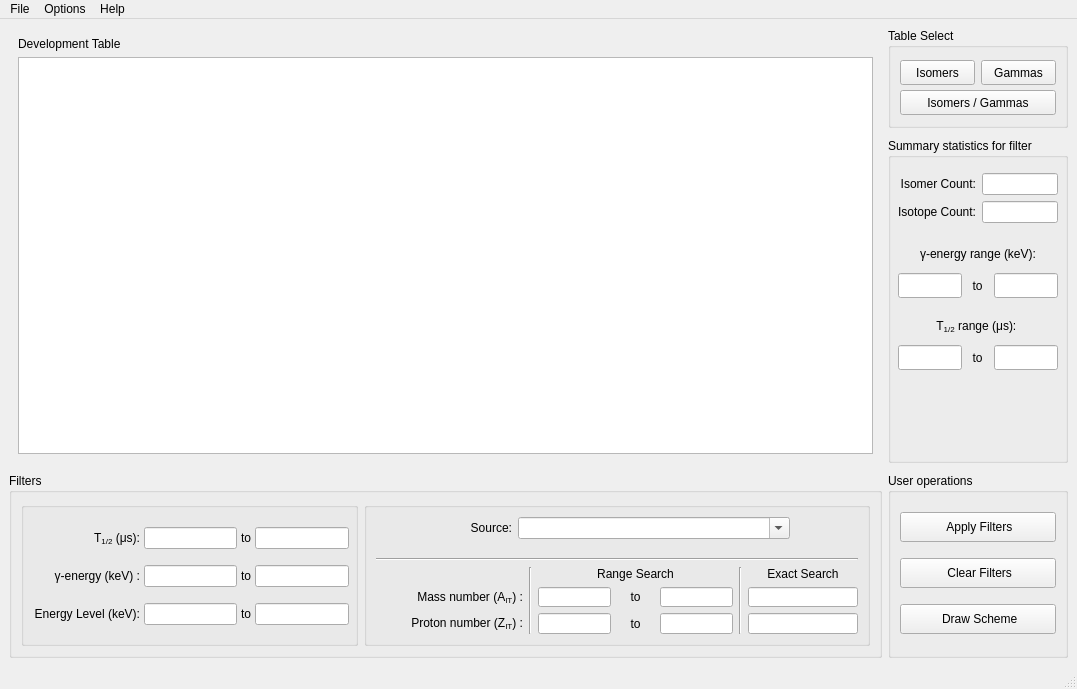
First picture: the form in w_Isomer/w_IsomerAPI.ui, repository LISEcute/IsomerAPI, before the edit.
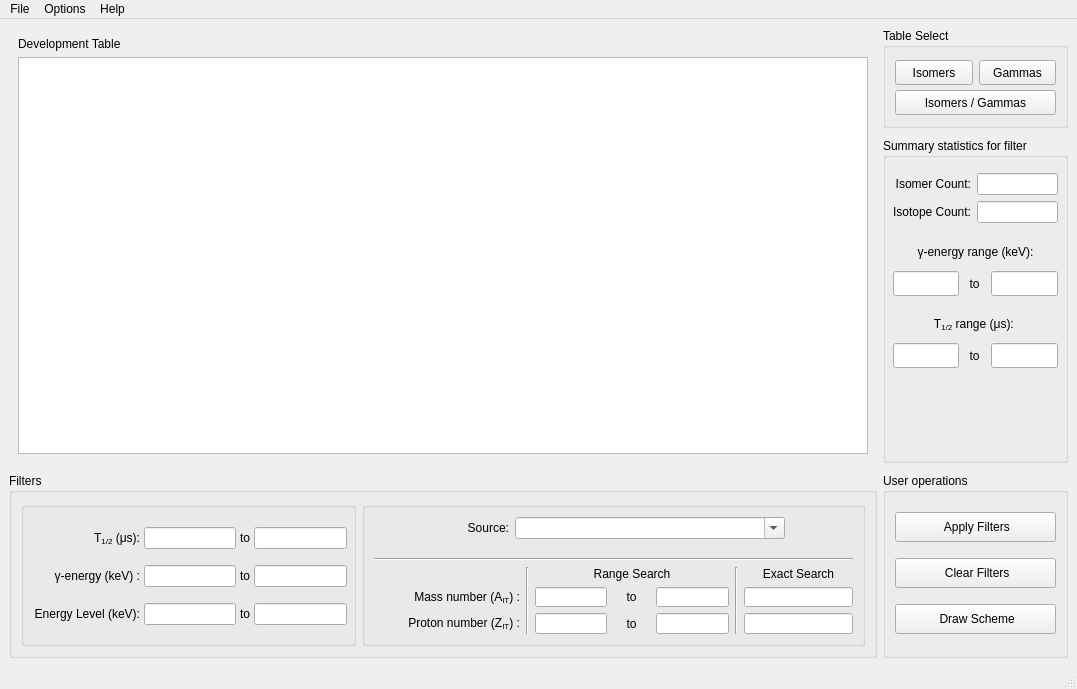
Second picture: the form after the edit. Icons and pictures are not drawn.

Diff of the .ui file:
```diff
--- a/w_Isomer/w_IsomerAPI.ui
+++ b/w_Isomer/w_IsomerAPI.ui
@@ -281,7 +281,7 @@
       </property>
       <property name="minimumSize">
        <size>
-        <width>180</width>
+        <width>185</width>
         <height>100</height>
        </size>
       </property>
@@ -380,7 +380,7 @@
       </property>
       <property name="minimumSize">
        <size>
-        <width>180</width>
+        <width>185</width>
         <height>288</height>
        </size>
       </property>
@@ -517,7 +517,7 @@
        <item>
         <layout class="QVBoxLayout" name="summaryLayout">
          <property name="sizeConstraint">
-          <enum>QLayout::SizeConstraint::SetFixedSize</enum>
+          <enum>QLayout::SizeConstraint::SetDefaultConstraint</enum>
          </property>
          <item>
           <spacer name="verticalSpacer_5">
@@ -525,7 +525,7 @@
             <enum>Qt::Orientation::Vertical</enum>
            </property>
            <property name="sizeType">
-            <enum>QSizePolicy::Policy::Fixed</enum>
+            <enum>QSizePolicy::Policy::Preferred</enum>
            </property>
            <property name="sizeHint" stdset="0">
             <size>
@@ -1265,7 +1265,7 @@
       </property>
       <property name="minimumSize">
        <size>
-        <width>180</width>
+        <width>185</width>
         <height>185</height>
        </size>
       </property>
```
